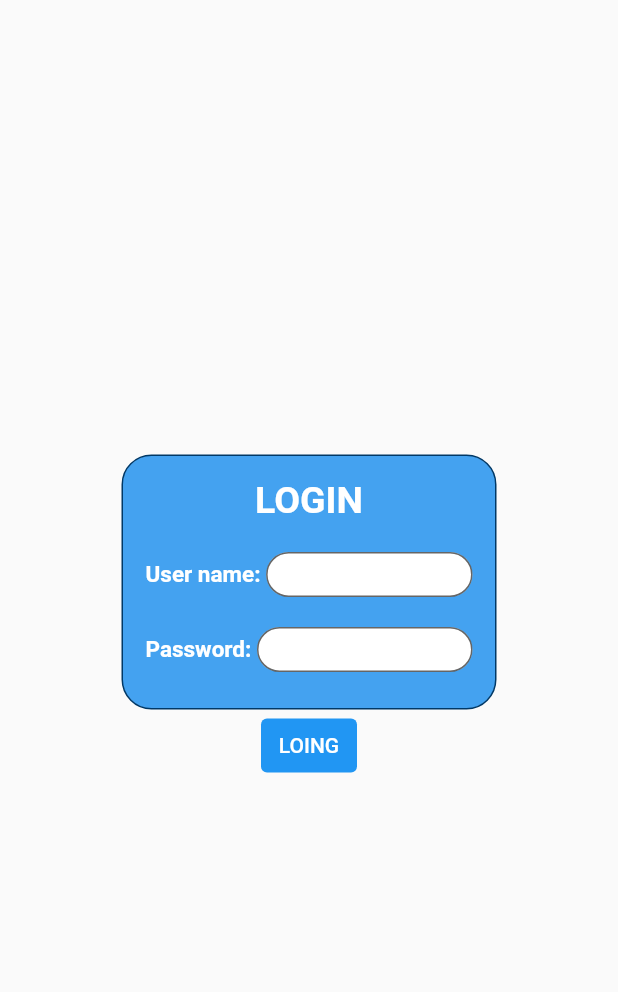
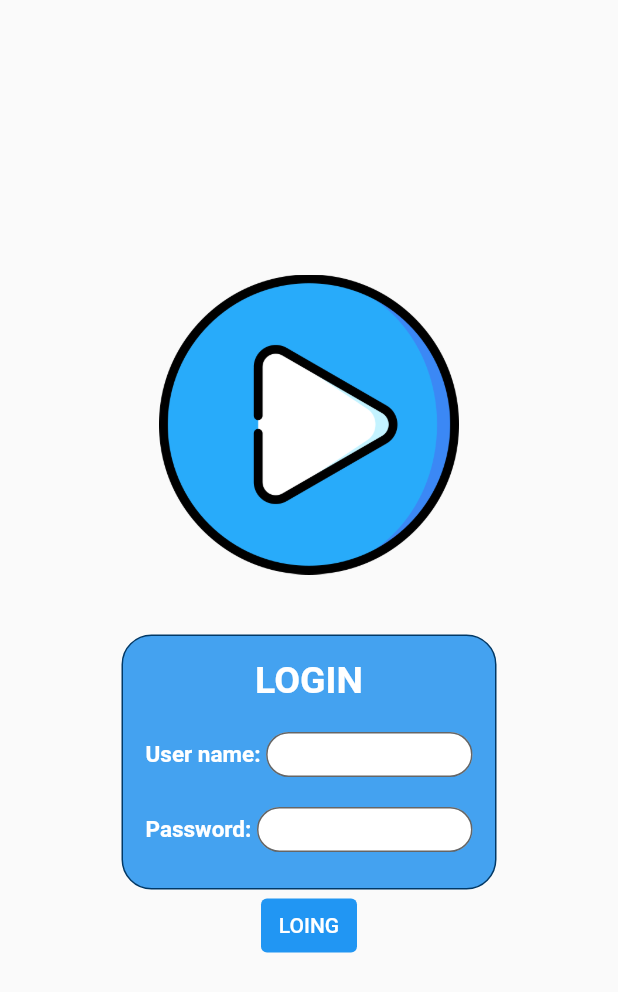
Before and after one commit to YOOUMS/QIT, a Flutter app: the screen it shows after launch, on a phone screen of 412 x 824 dp. Shown: the top 992 px of the screen. Run offline on Flutter 3.47's test engine with Material 2 defaults, Android fonts, the phone set to English and light mode, and no system bars.

Commit message:
modifed login screen add main icon

```diff
--- a/qit/lib/addSongScreen.dart
+++ b/qit/lib/addSongScreen.dart
@@ -1,5 +1,3 @@
-import 'dart:ffi';
-
 import 'package:flutter/cupertino.dart';
 import 'package:flutter/material.dart';
 
--- a/qit/lib/login.dart
+++ b/qit/lib/login.dart
@@ -9,6 +9,14 @@ class login extends StatelessWidget {
     return Scaffold(
         body: Center(
       child: Column(mainAxisAlignment: MainAxisAlignment.center, children: [
+        Image.asset(
+          "assets/mainIcon.png",
+          width: 200,
+          height: 200,
+        ),
+        SizedBox(
+          height: 40,
+        ),
         Container(
           decoration: BoxDecoration(
               borderRadius: BorderRadius.circular(20),
```
